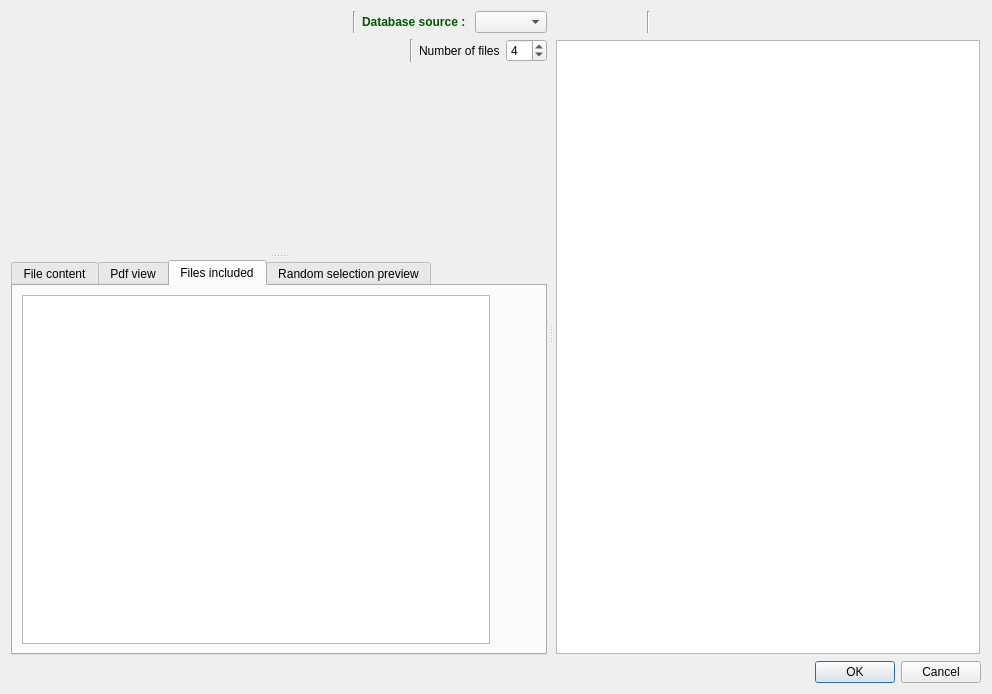
CSMathematics/DataTex, file datatex/addfiletoeditor.ui: the form before one commit.
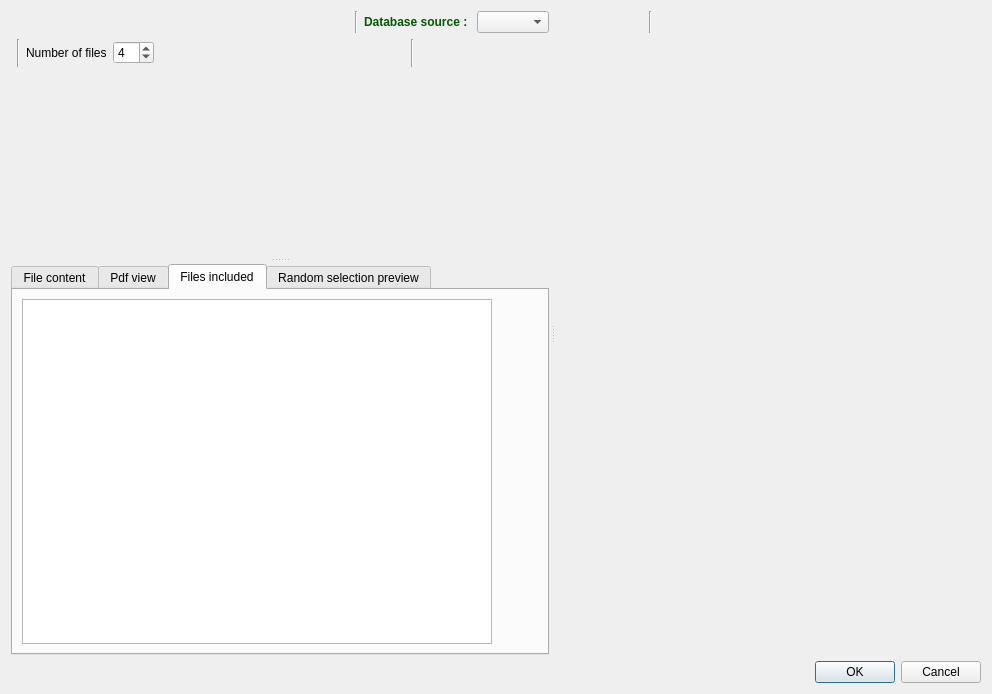
The form after the commit. The open tabs and pages were chosen to show the change. Icons and pictures are not drawn. Custom widgets are drawn as their Qt base class.

Patch:
```diff
--- a/datatex/addfiletoeditor.ui
+++ b/datatex/addfiletoeditor.ui
@@ -193,42 +193,29 @@
          </layout>
         </item>
         <item row="3" column="0" colspan="2">
-         <layout class="QHBoxLayout" name="horizontalLayout">
-          <item>
+         <layout class="QGridLayout" name="gridLayout_4">
+          <item row="0" column="0" rowspan="2">
            <widget class="Switch" name="RandomSelection" native="true">
             <property name="text" stdset="0">
              <string>Random selection</string>
             </property>
            </widget>
           </item>
-          <item>
-           <spacer name="horizontalSpacer_4">
-            <property name="orientation">
-             <enum>Qt::Horizontal</enum>
-            </property>
-            <property name="sizeHint" stdset="0">
-             <size>
-              <width>40</width>
-              <height>20</height>
-             </size>
-            </property>
-           </spacer>
-          </item>
-          <item>
-           <widget class="Line" name="line_3">
+          <item row="0" column="1" rowspan="2">
+           <widget class="Line" name="line_4">
             <property name="orientation">
              <enum>Qt::Vertical</enum>
             </property>
            </widget>
           </item>
-          <item>
+          <item row="0" column="2" rowspan="2">
            <widget class="QLabel" name="numLabel">
             <property name="text">
              <string>Number of files</string>
             </property>
            </widget>
           </item>
-          <item>
+          <item row="0" column="3" rowspan="2">
            <widget class="QSpinBox" name="numOfFilesSpin">
             <property name="sizePolicy">
              <sizepolicy hsizetype="Fixed" vsizetype="Fixed">
@@ -244,6 +231,74 @@
             </property>
            </widget>
           </item>
+          <item row="0" column="5" rowspan="2" colspan="2">
+           <widget class="Line" name="line_3">
+            <property name="orientation">
+             <enum>Qt::Vertical</enum>
+            </property>
+           </widget>
+          </item>
+          <item row="1" column="4">
+           <spacer name="horizontalSpacer_4">
+            <property name="orientation">
+             <enum>Qt::Horizontal</enum>
+            </property>
+            <property name="sizeHint" stdset="0">
+             <size>
+              <width>40</width>
+              <height>20</height>
+             </size>
+            </property>
+           </spacer>
+          </item>
+          <item row="1" column="6">
+           <widget class="QPushButton" name="EnableSortingFiles">
+            <property name="text">
+             <string/>
+            </property>
+            <property name="icon">
+             <iconset resource="../images.qrc">
+              <normaloff>:/images/sort-presence.svg</normaloff>:/images/sort-presence.svg</iconset>
+            </property>
+            <property name="checkable">
+             <bool>true</bool>
+            </property>
+            <property name="flat">
+             <bool>true</bool>
+            </property>
+           </widget>
+          </item>
+          <item row="1" column="7">
+           <widget class="QPushButton" name="FilesTagFilter">
+            <property name="text">
+             <string/>
+            </property>
+            <property name="icon">
+             <iconset resource="../images.qrc">
+              <normaloff>:/images/tag.svg</normaloff>:/images/tag.svg</iconset>
+            </property>
+            <property name="checkable">
+             <bool>true</bool>
+            </property>
+            <property name="flat">
+             <bool>true</bool>
+            </property>
+           </widget>
+          </item>
+          <item row="1" column="8">
+           <widget class="QPushButton" name="ClearFiltersFD">
+            <property name="text">
+             <string/>
+            </property>
+            <property name="icon">
+             <iconset resource="../images.qrc">
+              <normaloff>:/images/kt-remove-filters.svg</normaloff>:/images/kt-remove-filters.svg</iconset>
+            </property>
+            <property name="flat">
+             <bool>true</bool>
+            </property>
+           </widget>
+          </item>
          </layout>
         </item>
        </layout>
@@ -671,6 +726,7 @@
            </property>
           </layout>
          </widget>
+         <widget class="QWidget" name="page"/>
         </widget>
        </item>
       </layout>
```
Left out of the diff: 162 changed lines with no effect on the pictures.
